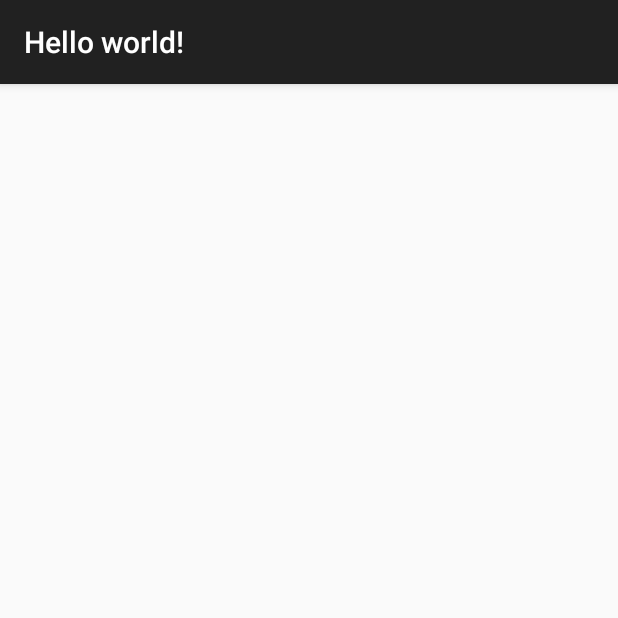
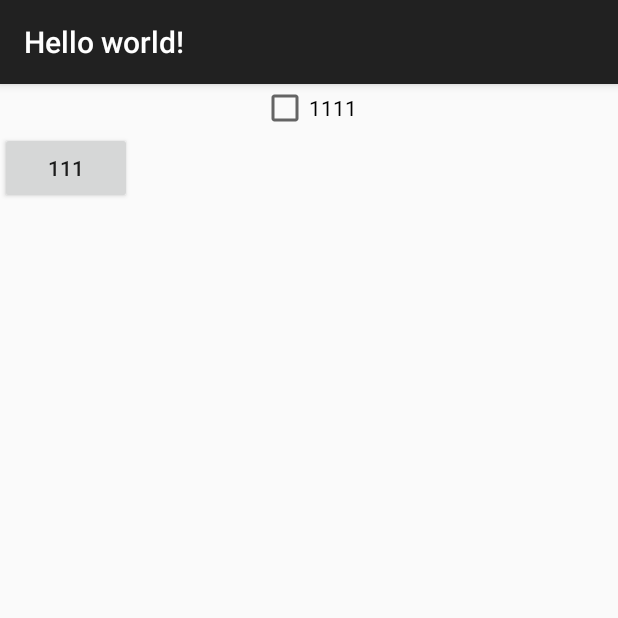
Before and after one commit to xiaozongzi/NewTest, an Android app: the screen it shows after launch (TestActivity), after a tap on "dfdf", on a phone screen of 412 x 824 dp, the top half of it. Run offline under Robolectric (Android 15) with nearby library versions, the phone set to English and light mode, and no system bars; libraries missing offline, so code that uses them is left out: io.vov.vitamio; 4 statements that could not run were skipped.

Commit message:
160523 画×

```diff
--- a/Libray/src/main/java/com/io/vov/vitamio/libray/lib/BaseActivity.java
+++ b/Libray/src/main/java/com/io/vov/vitamio/libray/lib/BaseActivity.java
@@ -1,11 +1,12 @@
 package com.io.vov.vitamio.libray.lib;
 
 import android.app.ActivityManager;
-import android.content.ComponentName;
-import android.content.Context;
+import android.app.KeyguardManager;
+import android.content.*;
 import android.os.Bundle;
 import android.support.v7.app.AppCompatActivity;
 import android.util.Log;
+import android.view.KeyEvent;
 import android.widget.Toast;
 
 import java.util.List;
@@ -15,6 +16,7 @@ public class BaseActivity extends AppCompatActivity {
     @Override
     protected void onCreate(Bundle savedInstanceState) {
         super.onCreate(savedInstanceState);
+        startScreenBroadcastReceiver();
 
     }
     public void showToast(String msg){
@@ -24,13 +26,65 @@ public class BaseActivity extends AppCompatActivity {
     @Override
     protected void onStop() {
         super.onStop();
-        if (isAppOnForeground()){
+      /*  if (isAppOnForeground()){
             showToast("app foreground");
+            Log.e("onStop","app  foreground");
         }else {
             showToast("app not foreground");
+            Log.e("onStop","app not foreground");
+        }*/
+    }
+
+    /**
+     * 为true，表示有两种状态：a、屏幕是黑的 b、目前正处于解锁状态 。
+     为false，表示目前未锁屏
+        还可以通过广播来实现 {@value mScreenReceiver}
+     * @return
+     */
+    KeyguardManager mKeyguardManager;
+    private boolean isScreenOff(){
+        if (mKeyguardManager==null)
+         mKeyguardManager = (KeyguardManager)getSystemService(Context.KEYGUARD_SERVICE);
+        return  mKeyguardManager.inKeyguardRestrictedInputMode();
+    }
+
+    @Override
+    public boolean onKeyDown(int keyCode, KeyEvent event) {
+        if (event.getAction()==event.KEYCODE_HOME){
+            Log.e("onStop","home press"); //home 无法监听
+        }
+        return super.onKeyDown(keyCode, event);
+
+    }
+
+    private ScreenBroadcastReceiver mScreenReceiver;
+    private class ScreenBroadcastReceiver extends BroadcastReceiver {
+        private String action = null;
+
+
+        @Override
+        public void onReceive(Context context, Intent intent) {
+            action = intent.getAction();
+            if (Intent.ACTION_SCREEN_ON.equals(action)) {
+                // 开屏
+                Log.e("onStop"," 开屏");
+            } else if (Intent.ACTION_SCREEN_OFF.equals(action)) {
+                // 锁屏
+                Log.e("onStop","锁屏");
+            } else if (Intent.ACTION_USER_PRESENT.equals(action)) {
+                // 解锁
+                Log.e("onStop","解锁 ");
+            }
         }
     }
-
+    private void startScreenBroadcastReceiver() {
+        IntentFilter filter = new IntentFilter();
+        filter.addAction(Intent.ACTION_SCREEN_ON);
+        filter.addAction(Intent.ACTION_SCREEN_OFF);
+        filter.addAction(Intent.ACTION_USER_PRESENT);
+        mScreenReceiver=new ScreenBroadcastReceiver();
+        registerReceiver(mScreenReceiver, filter);
+    }
     /**
      * 判断app是否 正在显示 推荐使用这种方式
      * @return
--- a/app/src/main/res/layout/test_activity_layout.xml
+++ b/app/src/main/res/layout/test_activity_layout.xml
@@ -3,5 +3,11 @@
               android:orientation="vertical"
               android:layout_width="match_parent"
               android:layout_height="match_parent">
-
+<CheckBox android:layout_width="wrap_content"
+          android:layout_gravity="center"
+          android:text="1111"
+          android:layout_height="wrap_content"/>
+    <Button android:layout_width="wrap_content"
+            android:text="111"
+            android:layout_height="wrap_content"/>
 </LinearLayout>
```
